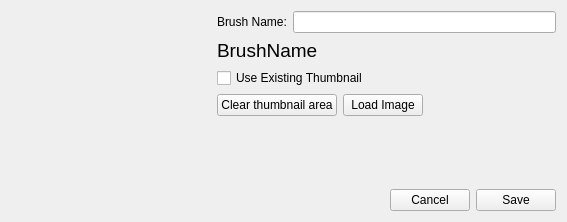
First picture: the form in libs/ui/forms/wdgsavebrushpreset.ui, repository KDE/krita, before the edit.
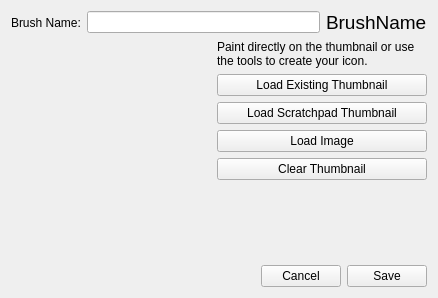
Second picture: the form after the edit. Custom widgets are drawn as their Qt base class.

Commit message: after a couple artists looked at it, I added the scratchpad preview area back. Modified the save dialog so you can load the scratchpad area too.

```diff
--- a/libs/ui/forms/wdgsavebrushpreset.ui
+++ b/libs/ui/forms/wdgsavebrushpreset.ui
@@ -6,8 +6,8 @@
    <rect>
     <x>0</x>
     <y>0</y>
-    <width>567</width>
-    <height>218</height>
+    <width>438</width>
+    <height>298</height>
    </rect>
   </property>
   <property name="sizePolicy">
@@ -19,31 +19,7 @@
   <property name="windowTitle">
    <string>Save Brush Preset</string>
   </property>
-  <layout class="QHBoxLayout" name="horizontalLayout_4">
-   <item>
-    <widget class="KisScratchPad" name="brushPresetThumbnailWidget" native="true">
-     <property name="sizePolicy">
-      <sizepolicy hsizetype="Preferred" vsizetype="MinimumExpanding">
-       <horstretch>0</horstretch>
-       <verstretch>0</verstretch>
-      </sizepolicy>
-     </property>
-     <property name="minimumSize">
-      <size>
-       <width>200</width>
-       <height>200</height>
-      </size>
-     </property>
-     <property name="maximumSize">
-      <size>
-       <width>200</width>
-       <height>200</height>
-      </size>
-     </property>
-    </widget>
-   </item>
-   <item>
-    <layout class="QVBoxLayout" name="verticalLayout">
+  <layout class="QVBoxLayout" name="verticalLayout_4">
      <item>
       <layout class="QHBoxLayout" name="horizontalLayout_3">
        <item>
@@ -56,8 +32,6 @@
        <item>
         <widget class="QLineEdit" name="newBrushNameTexField"/>
        </item>
-      </layout>
-     </item>
      <item>
       <widget class="QLabel" name="currentBrushNameLabel">
        <property name="font">
@@ -70,19 +44,74 @@
        </property>
       </widget>
      </item>
-     <item>
-      <widget class="QCheckBox" name="useExistingThumbnailCheckbox">
-       <property name="text">
-        <string>Use Existing Thumbnail</string>
-       </property>
-      </widget>
+    </layout>
      </item>
      <item>
       <layout class="QHBoxLayout" name="horizontalLayout">
        <item>
-        <widget class="QPushButton" name="clearBrushPresetThumbnailButton">
+      <layout class="QVBoxLayout" name="verticalLayout_3">
+       <item>
+        <widget class="KisScratchPad" name="brushPresetThumbnailWidget" native="true">
+         <property name="sizePolicy">
+          <sizepolicy hsizetype="Preferred" vsizetype="MinimumExpanding">
+           <horstretch>0</horstretch>
+           <verstretch>0</verstretch>
+          </sizepolicy>
+         </property>
+         <property name="minimumSize">
+          <size>
+           <width>200</width>
+           <height>200</height>
+          </size>
+         </property>
+         <property name="maximumSize">
+          <size>
+           <width>200</width>
+           <height>200</height>
+          </size>
+         </property>
+        </widget>
+       </item>
+       <item>
+        <spacer name="verticalSpacer_2">
+         <property name="orientation">
+          <enum>Qt::Vertical</enum>
+         </property>
+         <property name="sizeHint" stdset="0">
+          <size>
+           <width>20</width>
+           <height>40</height>
+          </size>
+         </property>
+        </spacer>
+       </item>
+      </layout>
+     </item>
+     <item>
+      <layout class="QVBoxLayout" name="verticalLayout">
+       <item>
+        <layout class="QVBoxLayout" name="verticalLayout_2">
+         <item>
+          <widget class="QLabel" name="label">
          <property name="text">
-          <string>Clear thumbnail area</string>
+            <string>Paint directly on the thumbnail or use the tools to create your icon.</string>
+           </property>
+           <property name="wordWrap">
+            <bool>true</bool>
+           </property>
+          </widget>
+         </item>
+         <item>
+          <widget class="QPushButton" name="loadExistingThumbnailButton">
+           <property name="text">
+            <string>Load Existing Thumbnail</string>
+           </property>
+          </widget>
+         </item>
+         <item>
+          <widget class="QPushButton" name="loadScratchPadThumbnailButton">
+           <property name="text">
+            <string>Load Scratchpad Thumbnail</string>
          </property>
         </widget>
        </item>
@@ -94,17 +123,11 @@
         </widget>
        </item>
        <item>
-        <spacer name="horizontalSpacer_2">
-         <property name="orientation">
-          <enum>Qt::Horizontal</enum>
-         </property>
-         <property name="sizeHint" stdset="0">
-          <size>
-           <width>40</width>
-           <height>20</height>
-          </size>
-         </property>
-        </spacer>
+          <widget class="QPushButton" name="clearBrushPresetThumbnailButton">
+           <property name="text">
+            <string>Clear Thumbnail</string>
+           </property>
+          </widget>
        </item>
       </layout>
      </item>
@@ -121,6 +144,10 @@
        </property>
       </spacer>
      </item>
+      </layout>
+     </item>
+    </layout>
+   </item>
      <item>
       <layout class="QHBoxLayout" name="horizontalLayout_2">
        <item>
@@ -149,8 +176,6 @@
           <string>Save</string>
          </property>
         </widget>
-       </item>
-      </layout>
      </item>
     </layout>
    </item>
```
Lines whose indentation alone changed are shown as unchanged. The commit also changes 4 other files.
